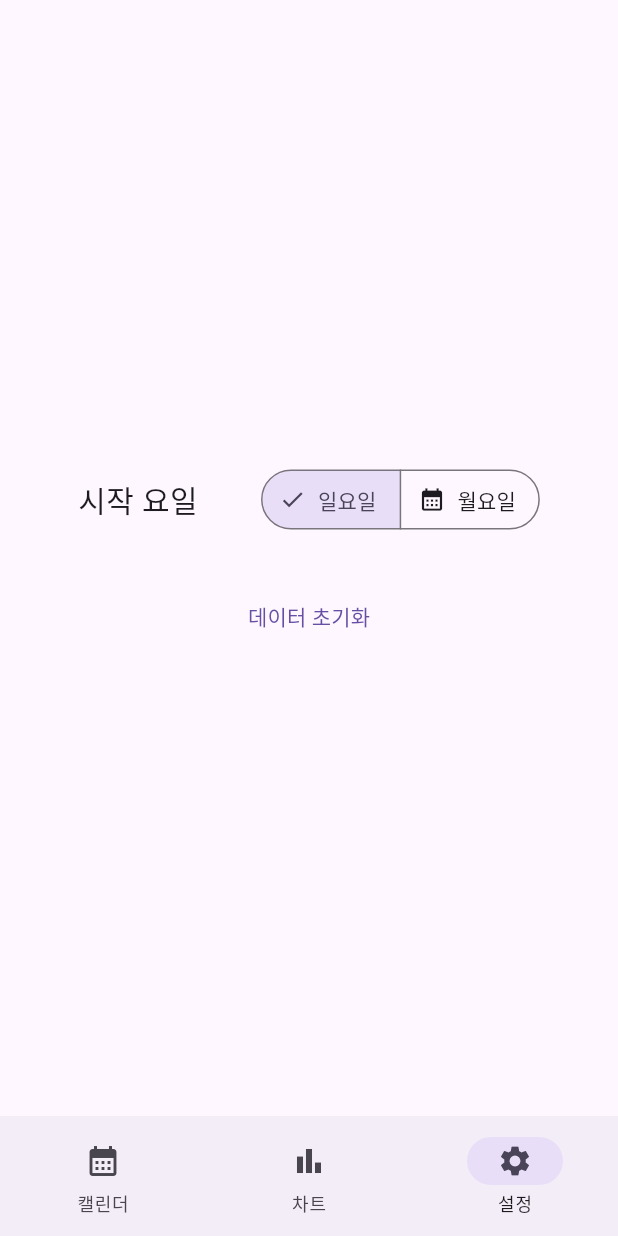
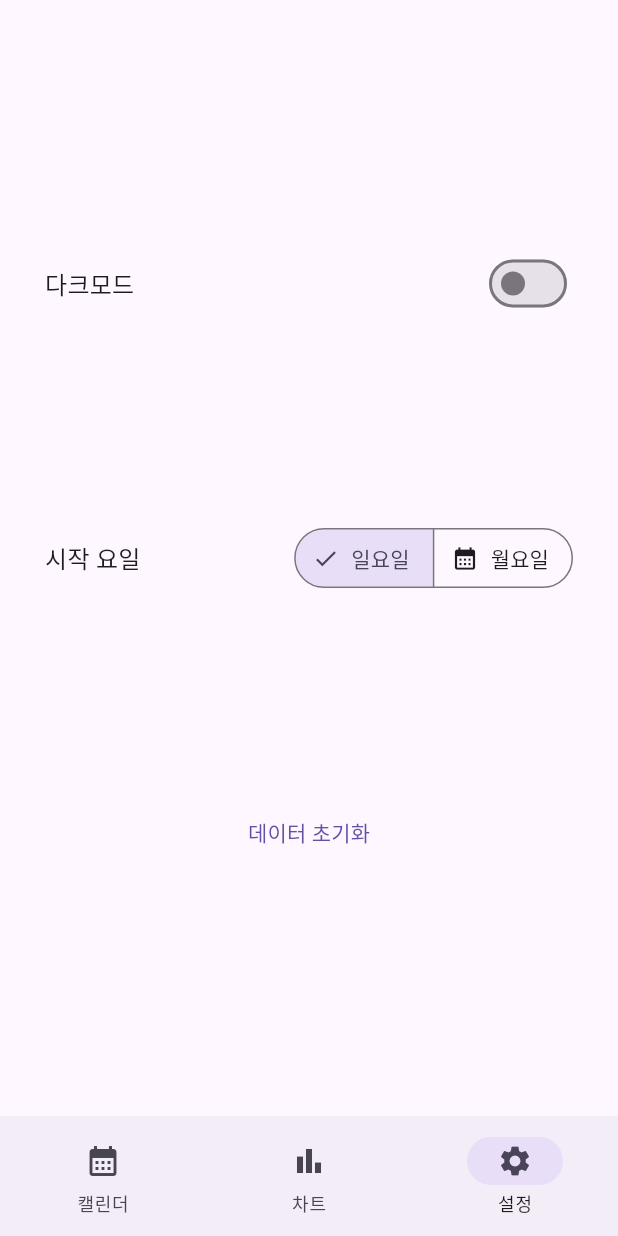
Before and after one commit to Hyeongbok-Jeon/day_condition, a Flutter app: the screen it shows after launch, item 3 of the bottom bar chosen, on a phone screen of 412 x 824 dp. Run offline on Flutter 3.47's test engine with Material 2 defaults, Android fonts, the light colour scheme and no system bars; our stand-ins replace firebase_auth, firebase_core, firebase_database, flutter_rating_bar, syncfusion_flutter_charts, syncfusion_flutter_datepicker and 1 more; accounts and stored records are empty; network calls fail.

Commit message:
- UI 변경

```diff
--- a/lib/bottomNavigation.dart
+++ b/lib/bottomNavigation.dart
@@ -8,9 +8,11 @@ class BottomNavigationExample extends StatefulWidget {
   const BottomNavigationExample({
     super.key,
     required this.useLightMode,
+    required this.handleBrightnessChange,
   });
 
   final bool useLightMode;
+  final Function(bool useLightMode) handleBrightnessChange;
 
   @override
   State<BottomNavigationExample> createState() => _BottomNavigationExampleState();
@@ -90,7 +92,7 @@ class _BottomNavigationExampleState extends State<BottomNavigationExample> {
           Statistics(
             isReTap: true,
           ),
-          const Settings(),
+          Settings(useLightMode: widget.useLightMode, handleBrightnessChange: widget.handleBrightnessChange),
         ],
       ),
       bottomNavigationBar: navigationBar,
--- a/lib/main.dart
+++ b/lib/main.dart
@@ -70,6 +70,12 @@ class _MyAppState extends State<MyApp> {
     }
   }
 
+  void handleBrightnessChange(bool useLightMode) {
+    setState(() {
+      themeMode = useLightMode ? ThemeMode.light : ThemeMode.dark;
+    });
+  }
+
   @override
   Widget build(BuildContext context) {
     return MaterialApp(
@@ -84,7 +90,7 @@ class _MyAppState extends State<MyApp> {
         useMaterial3: useMaterial3,
         brightness: Brightness.dark,
       ),
-      home: BottomNavigationExample(useLightMode: useLightMode),
+      home: BottomNavigationExample(useLightMode: useLightMode, handleBrightnessChange: handleBrightnessChange),
       localizationsDelegates: const [
         GlobalMaterialLocalizations.delegate,
         GlobalWidgetsLocalizations.delegate,
--- a/lib/pages/settings.dart
+++ b/lib/pages/settings.dart
@@ -2,10 +2,18 @@ import 'package:firebase_database/firebase_database.dart';
 import 'package:flutter/material.dart';
 
 import '../SingleChoice.dart';
+import '../SwitchRow.dart';
 import '../globalVariables.dart';
 
 class Settings extends StatefulWidget {
-  const Settings({super.key});
+  const Settings({
+    super.key,
+    required this.useLightMode,
+    required this.handleBrightnessChange,
+  });
+
+  final bool useLightMode;
+  final Function(bool useLightMode) handleBrightnessChange;
 
   @override
   State<Settings> createState() => _SettingsState();
@@ -31,35 +39,50 @@ class _SettingsState extends State<Settings> {
 
   @override
   Widget build(BuildContext context) {
-    return Container(
-      padding: const EdgeInsets.all(10),
+    return Padding(
+      padding: const EdgeInsets.all(30),
       child: Column(
         children: [
           Expanded(
             child: Column(
-              mainAxisAlignment: MainAxisAlignment.center,
+              mainAxisAlignment: MainAxisAlignment.spaceEvenly,
               children: [
                 Container(
                     decoration: borderForDebug,
                     child: Row(
-                      mainAxisAlignment: MainAxisAlignment.spaceEvenly,
+                      mainAxisAlignment: MainAxisAlignment.spaceBetween,
                       children: [
-                        const Text(
+                        Text(
+                          "다크모드",
+                          style: Theme.of(context).textTheme.titleMedium,
+                        ),
+                        Switch(
+                          value: !widget.useLightMode,
+                          onChanged: (value) {
+                            setState(() {
+                              widget.handleBrightnessChange(!value);
+                            });
+                          },
+                        ),
+                      ],
+                    )),
+                Container(
+                    decoration: borderForDebug,
+                    child: Row(
+                      mainAxisAlignment: MainAxisAlignment.spaceBetween,
+                      children: [
+                        Text(
                           "시작 요일",
-                          style: TextStyle(fontSize: 20),
+                          style: Theme.of(context).textTheme.titleMedium,
                         ),
                         snapshot['startingDayOfWeek'] == null
                             ? const Center(
-                              child: CircularProgressIndicator(),
-                            )
+                                child: CircularProgressIndicator(),
+                              )
                             : SingleChoice(snapshot: snapshot),
                       ],
                     )),
-                const SizedBox(
-                  height: 30,
-                ),
-                Container(
-                  decoration: borderForDebug,
+                Center(
                   child: TextButton(
                     onPressed: () {
                       showDialog(
```
Also changed, not shown: lib/SwitchRow.dart (added, +54 -0 lines), lib/pages/canlendar.dart (+14 -12 lines), lib/pages/statistics.dart (+11 -3 lines), 1 other file.
